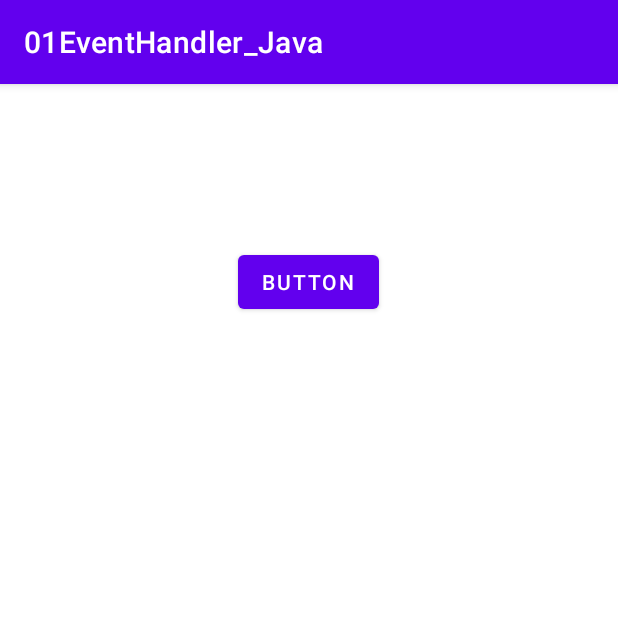
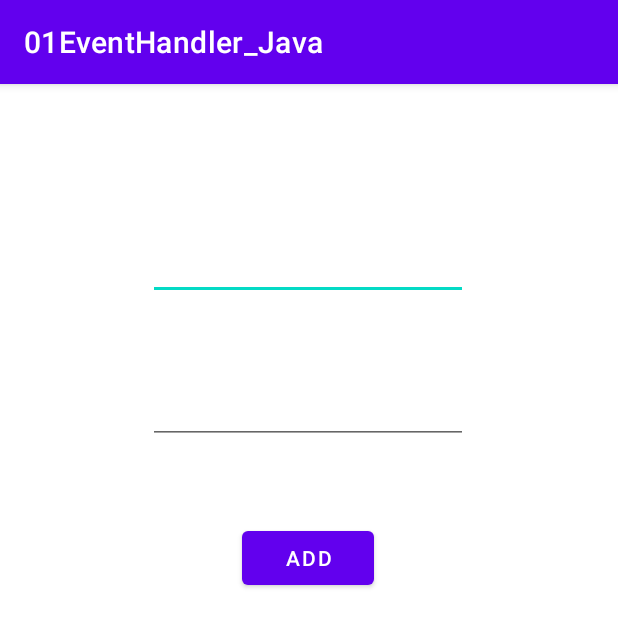
Before and after one commit to dev-SR/android-native, an Android app: the screen it shows after launch (MainActivity), on a phone screen of 412 x 824 dp. Shown: the top 627 px of the screen. Run offline under Robolectric (Android 15) with nearby library versions, the phone set to English and light mode, and no system bars.

Commit message:
event_handling: example proj.

```diff
--- a/01EventHandler_Java/app/src/main/java/com/example/a01eventhandler_java/MainActivity.java
+++ b/01EventHandler_Java/app/src/main/java/com/example/a01eventhandler_java/MainActivity.java
@@ -4,8 +4,12 @@ import androidx.appcompat.app.AppCompatActivity;
 
 import android.os.Bundle;
 import android.util.Log;
+import android.view.Gravity;
 import android.view.View;
 import android.widget.Button;
+import android.widget.EditText;
+import android.widget.TextView;
+import android.widget.Toast;
 
 
 // 2.1
@@ -21,8 +25,8 @@ public class MainActivity extends AppCompatActivity {
     @Override
     protected void onCreate(Bundle savedInstanceState) {
         super.onCreate(savedInstanceState);
-        setContentView(R.layout.activity_main);
-        Button btn = findViewById(R.id.btn);
+//        setContentView(R.layout.activity_main);
+//        Button btn = findViewById(R.id.btn);
         //2.2
 //        btn.setOnClickListener(new OnClickCallback());
         ///3.
@@ -33,7 +37,32 @@ public class MainActivity extends AppCompatActivity {
 //            }
 //        });
         //4
-        btn.setOnClickListener(view -> Log.d("BTN", "Button Clicked"));
+//        btn.setOnClickListener(view -> Log.d("BTN", "Button Clicked"));
+
+//        ex1
+        setContentView(R.layout.example1_layout);
+        EditText etNum1 = findViewById(R.id.num1);
+        EditText etNum2 = findViewById(R.id.num2);
+        Button btnAdd = findViewById(R.id.btnAdd);
+        TextView tvResult = findViewById(R.id.res);
+        tvResult.setVisibility(View.INVISIBLE);
+
+        btnAdd.setOnClickListener(view -> {
+            int n1 = Integer.valueOf(etNum1.getText().toString());
+            int n2 = Integer.valueOf(etNum2.getText().toString());
+            int result = n1 + n2;
+            String msg = "Result :" + result;
+            tvResult.setVisibility(View.VISIBLE);
+            tvResult.setText(msg);
+            Toast.makeText(getApplicationContext(), msg, Toast.LENGTH_LONG).show();
+/**
+ It is not possible to set the gravity of toast in android 11 because this method is deprecated in API 30+
+ **/
+//            Toast toast = Toast.makeText(getApplicationContext(), msg, Toast.LENGTH_LONG);
+//            toast.setGravity(Gravity.TOP|Gravity.CENTER_HORIZONTAL, 0, 0);
+//            toast.show();
+        });
+
 
     }
 
--- /dev/null
+++ b/01EventHandler_Java/app/src/main/res/layout/example1_layout.xml
@@ -0,0 +1,56 @@
+<?xml version="1.0" encoding="utf-8"?>
+<androidx.constraintlayout.widget.ConstraintLayout xmlns:android="http://schemas.android.com/apk/res/android"
+    xmlns:app="http://schemas.android.com/apk/res-auto"
+    xmlns:tools="http://schemas.android.com/tools"
+    android:layout_width="match_parent"
+    android:layout_height="match_parent">
+
+    <EditText
+        android:id="@+id/num1"
+        android:layout_width="wrap_content"
+        android:layout_height="wrap_content"
+        android:layout_marginTop="96dp"
+        android:ems="10"
+        android:inputType="number"
+        android:minHeight="48dp"
+        app:layout_constraintEnd_toEndOf="parent"
+        app:layout_constraintHorizontal_bias="0.497"
+        app:layout_constraintStart_toStartOf="parent"
+        app:layout_constraintTop_toTopOf="parent" />
+
+    <EditText
+        android:id="@+id/num2"
+        android:layout_width="wrap_content"
+        android:layout_height="wrap_content"
+        android:layout_marginTop="48dp"
+        android:ems="10"
+        android:inputType="number"
+        android:minHeight="48dp"
+        app:layout_constraintEnd_toEndOf="@+id/num1"
+        app:layout_constraintHorizontal_bias="0.497"
+        app:layout_constraintStart_toStartOf="@+id/num1"
+        app:layout_constraintTop_toBottomOf="@+id/num1" />
+
+    <Button
+        android:id="@+id/btnAdd"
+        android:layout_width="wrap_content"
+        android:layout_height="wrap_content"
+        android:layout_marginTop="52dp"
+        android:text="Add"
+        app:layout_constraintEnd_toEndOf="@+id/num2"
+        app:layout_constraintHorizontal_bias="0.498"
+        app:layout_constraintStart_toStartOf="@+id/num2"
+        app:layout_constraintTop_toBottomOf="@+id/num2" />
+
+    <TextView
+        android:id="@+id/res"
+        android:layout_width="wrap_content"
+        android:layout_height="wrap_content"
+        android:layout_marginTop="40dp"
+        android:text="Result"
+        android:textSize="20sp"
+        app:layout_constraintEnd_toEndOf="@+id/btnAdd"
+        app:layout_constraintHorizontal_bias="0.511"
+        app:layout_constraintStart_toStartOf="@+id/btnAdd"
+        app:layout_constraintTop_toBottomOf="@+id/btnAdd" />
+</androidx.constraintlayout.widget.ConstraintLayout>
```
Also changed, not shown: 2 other files.
